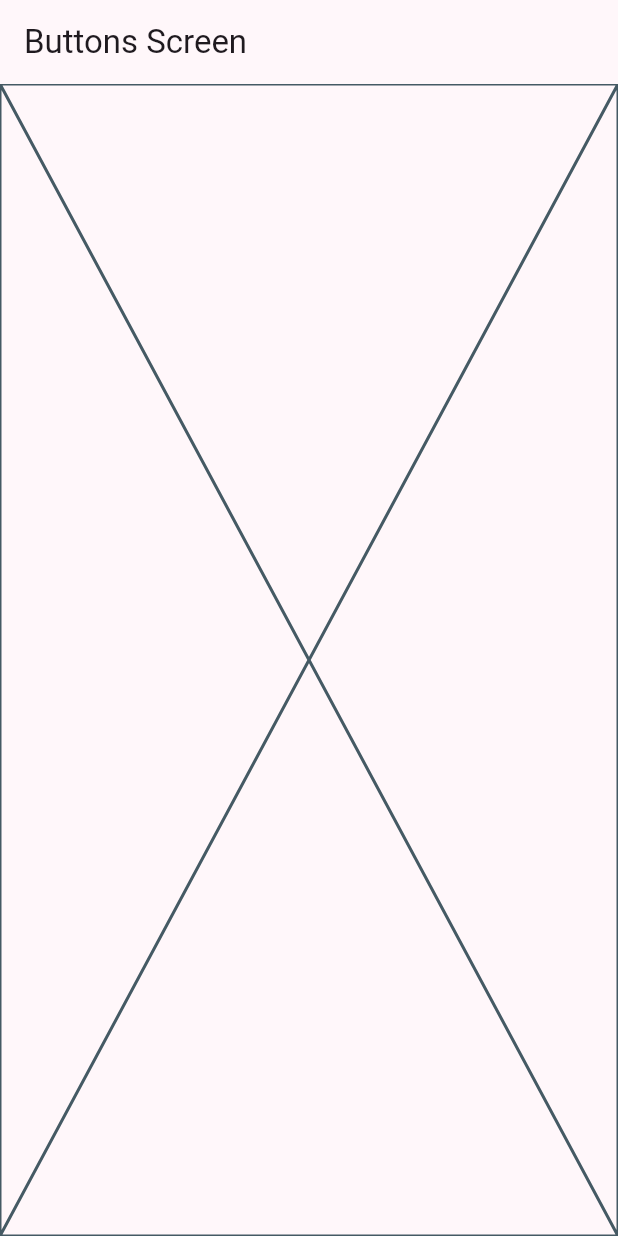
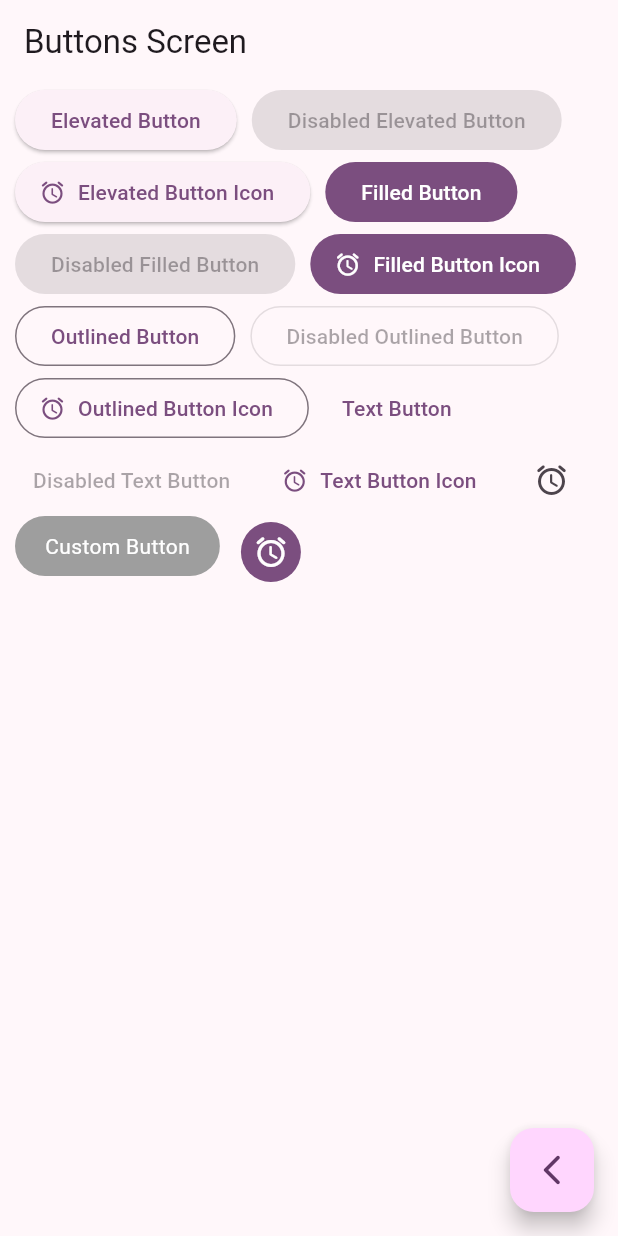
Before and after one commit to prodriguezr/flutter-widgets_app, a Flutter app: the ButtonsScreen screen opened by its route, on a phone screen of 412 x 824 dp. Run offline on Flutter 3.47's test engine with Material 3 defaults, Android fonts, the phone set to English and light mode, and no system bars; our stand-ins replace go_router.

Commit message:
Buttons screen finished

```diff
--- a/lib/presentation/screens/buttons/buttons_screen.dart
+++ b/lib/presentation/screens/buttons/buttons_screen.dart
@@ -1,4 +1,5 @@
 import 'package:flutter/material.dart';
+import 'package:go_router/go_router.dart';
 
 class ButtonsScreen extends StatelessWidget {
   static const String name = 'ButtonsScreen';
@@ -11,7 +12,126 @@ class ButtonsScreen extends StatelessWidget {
       appBar: AppBar(
         title: const Text('Buttons Screen'),
       ),
-      body: const Placeholder(),
+      body: _ButtonsView(),
+      floatingActionButton: FloatingActionButton(
+        child: const Icon(Icons.arrow_back_ios_new_rounded),
+        onPressed: () {
+          context.pop();
+        },
+      ),
     );
   }
 }
+
+class _ButtonsView extends StatelessWidget {
+  @override
+  Widget build(BuildContext context) {
+    final colorScheme = Theme.of(context).colorScheme;
+
+    return Padding(
+      padding: const EdgeInsets.symmetric(horizontal: 10),
+      child: SizedBox(
+        child: Wrap(
+          spacing: 10,
+          children: [
+            ElevatedButton(
+                onPressed: () {}, child: const Text('Elevated Button')),
+            const ElevatedButton(
+                onPressed: null, child: Text('Disabled Elevated Button')),
+            ElevatedButton.icon(
+              onPressed: () {},
+              icon: const Icon(Icons.access_alarm_rounded),
+              label: const Text('Elevated Button Icon'),
+            ),
+            FilledButton(onPressed: () {}, child: const Text('Filled Button')),
+            const FilledButton(
+                onPressed: null, child: Text('Disabled Filled Button')),
+            FilledButton.icon(
+              onPressed: () {},
+              icon: const Icon(Icons.access_alarm_rounded),
+              label: const Text('Filled Button Icon'),
+            ),
+            OutlinedButton(
+                onPressed: () {}, child: const Text('Outlined Button')),
+            const OutlinedButton(
+                onPressed: null, child: Text('Disabled Outlined Button')),
+            OutlinedButton.icon(
+              onPressed: () {},
+              icon: const Icon(Icons.access_alarm_rounded),
+              label: const Text('Outlined Button Icon'),
+            ),
+            TextButton(onPressed: () {}, child: const Text('Text Button')),
+            const TextButton(
+                onPressed: null, child: Text('Disabled Text Button')),
+            TextButton.icon(
+              onPressed: () {},
+              icon: const Icon(Icons.access_alarm_rounded),
+              label: const Text('Text Button Icon'),
+            ),
+            IconButton(
+              onPressed: () {},
+              icon: const Icon(Icons.access_alarm_rounded),
+            ),
+            CustomButton(
+              text: 'Custom Button',
+              onPressed: null,
+            ),
+            IconButton(
+              onPressed: () {},
+              icon: const Icon(Icons.access_alarm_rounded, color: Colors.white),
+              style: ButtonStyle(
+                backgroundColor: WidgetStatePropertyAll(colorScheme.primary),
+              ),
+            ),
+          ],
+        ),
+      ),
+    );
+  }
+}
+
+class CustomButton extends StatelessWidget {
+  final String text;
+  final ButtonStyle? buttonStyle;
+  final TextStyle? textStyle;
+  final double? borderRadius;
+  final void Function()? onPressed;
+
+  const CustomButton({
+    super.key,
+    required this.text,
+    this.onPressed,
+    this.buttonStyle,
+    this.textStyle,
+    this.borderRadius,
+  });
+
+  @override
+  Widget build(BuildContext context) {
+    final colorScheme = Theme.of(context).colorScheme;
+
+    return ClipRRect(
+      borderRadius: BorderRadius.circular(borderRadius ?? 20),
+      child: Material(
+        color: onPressed != null
+            ? (buttonStyle?.backgroundColor?.resolve({WidgetState.pressed}) ??
+                colorScheme.primary)
+            : (buttonStyle?.backgroundColor?.resolve({WidgetState.disabled}) ??
+                Colors.grey),
+        child: InkWell(
+          onTap: onPressed,
+          child: Padding(
+            padding: const EdgeInsets.symmetric(horizontal: 20, vertical: 10),
+            child: Text(
+              text,
+              style: textStyle ??
+                  const TextStyle(
+                    color: Colors.white,
+                  ),
+            ),
+          ),
+        ),
+      ),
+    );
+  }
+}
--- a/lib/presentation/screens/home/home_screen.dart
+++ b/lib/presentation/screens/home/home_screen.dart
@@ -70,7 +70,7 @@ class _CustomListTile extends StatelessWidget {
       trailing: Icon(Icons.arrow_forward_ios_rounded, size: iconSize),
       onTap: onTap ??
           () {
-            context.goNamed(menuItem.screen);
+            context.pushNamed(menuItem.screen);
           },
     );
   }
```
